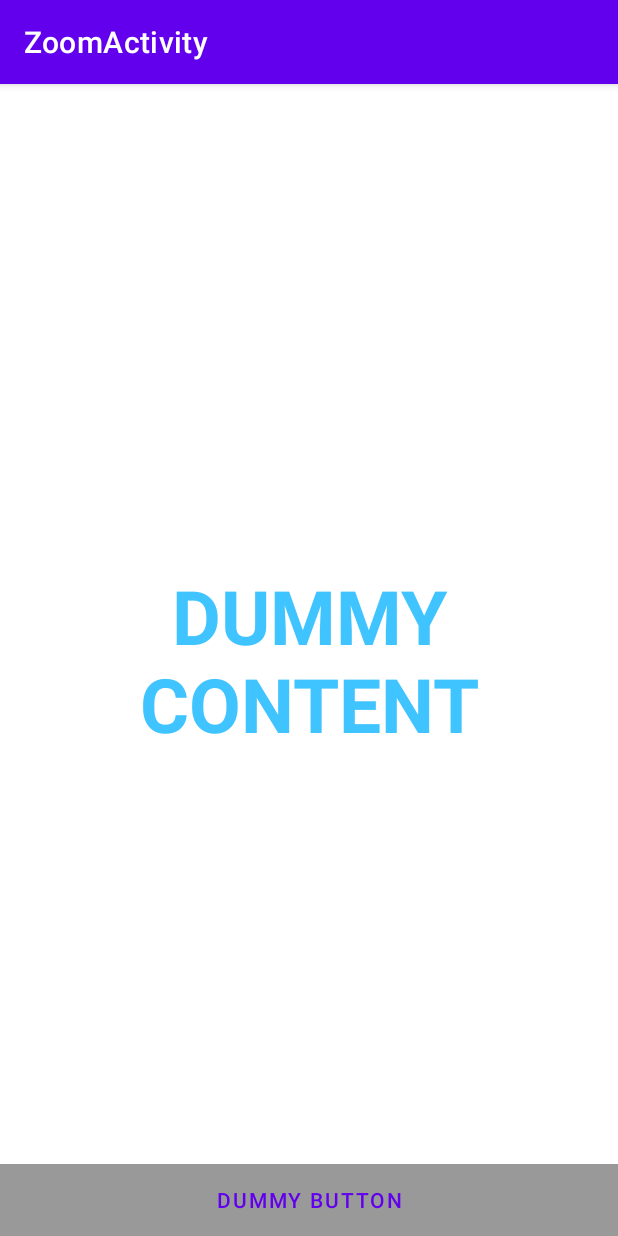
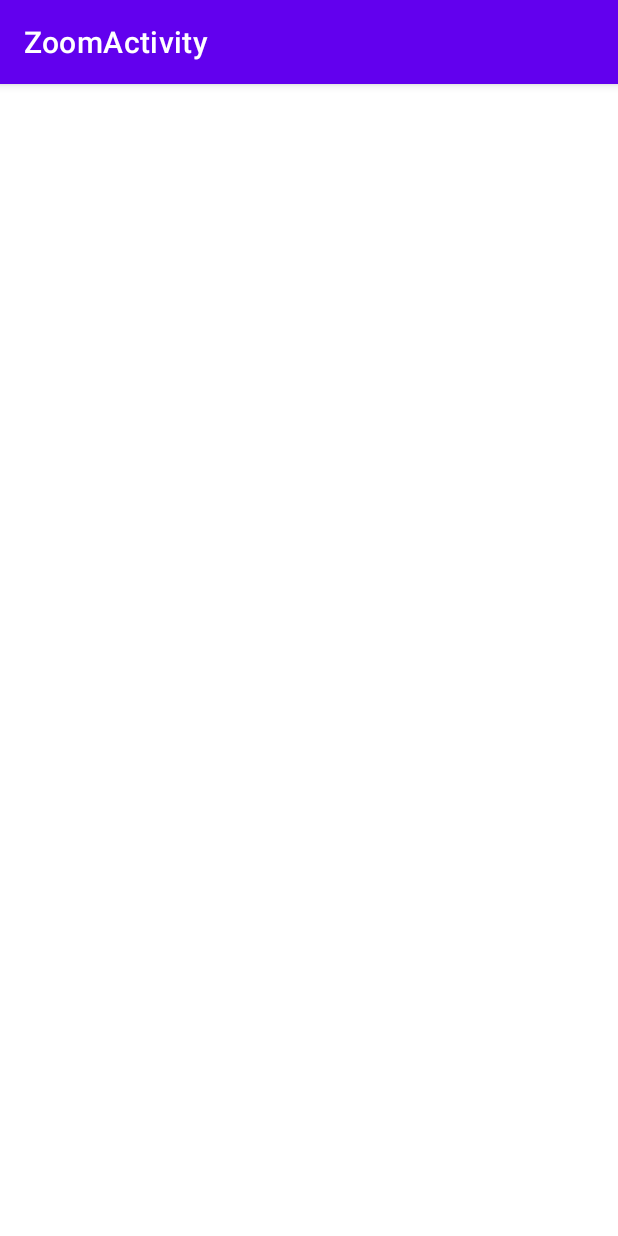
Before and after one commit to minkyungheo/Edutainment_1, an Android app: the ZoomActivity screen opened directly, with no data from a screen before it, on a phone screen of 412 x 824 dp. Run offline under Robolectric (Android 15) with nearby library versions, the phone set to English and light mode, and no system bars.

```diff
--- a/app/src/main/res/layout/activity_zoom.xml
+++ b/app/src/main/res/layout/activity_zoom.xml
@@ -7,45 +7,4 @@
     android:theme="@style/ThemeOverlay.Edutainment.FullscreenContainer"
     tools:context=".ZoomActivity">
 
-    <!-- The primary full-screen view. This can be replaced with whatever view
-         is needed to present your content, e.g. VideoView, SurfaceView,
-         TextureView, etc. -->
-    <TextView
-        android:id="@+id/fullscreen_content"
-        android:layout_width="match_parent"
-        android:layout_height="match_parent"
-        android:gravity="center"
-        android:keepScreenOn="true"
-        android:text="@string/dummy_content"
-        android:textColor="?attr/fullscreenTextColor"
-        android:textSize="50sp"
-        android:textStyle="bold" />
-
-    <!-- This FrameLayout insets its children based on system windows using
-         android:fitsSystemWindows. -->
-    <FrameLayout
-        android:layout_width="match_parent"
-        android:layout_height="match_parent"
-        android:fitsSystemWindows="true">
-
-        <LinearLayout
-            android:id="@+id/fullscreen_content_controls"
-            style="@style/Widget.Theme.Edutainment.ButtonBar.Fullscreen"
-            android:layout_width="match_parent"
-            android:layout_height="wrap_content"
-            android:layout_gravity="bottom|center_horizontal"
-            android:orientation="horizontal"
-            tools:ignore="UselessParent">
-
-            <Button
-                android:id="@+id/dummy_button"
-                style="?android:attr/buttonBarButtonStyle"
-                android:layout_width="0dp"
-                android:layout_height="wrap_content"
-                android:layout_weight="1"
-                android:text="@string/dummy_button" />
-
-        </LinearLayout>
-    </FrameLayout>
-
 </FrameLayout>
```
